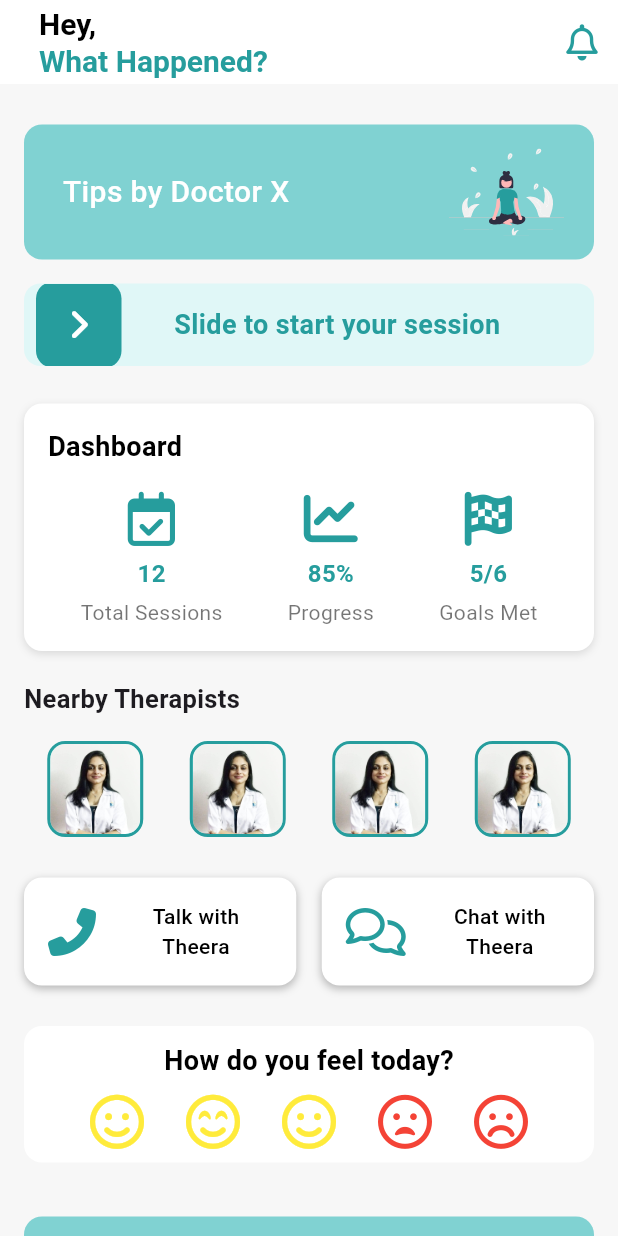
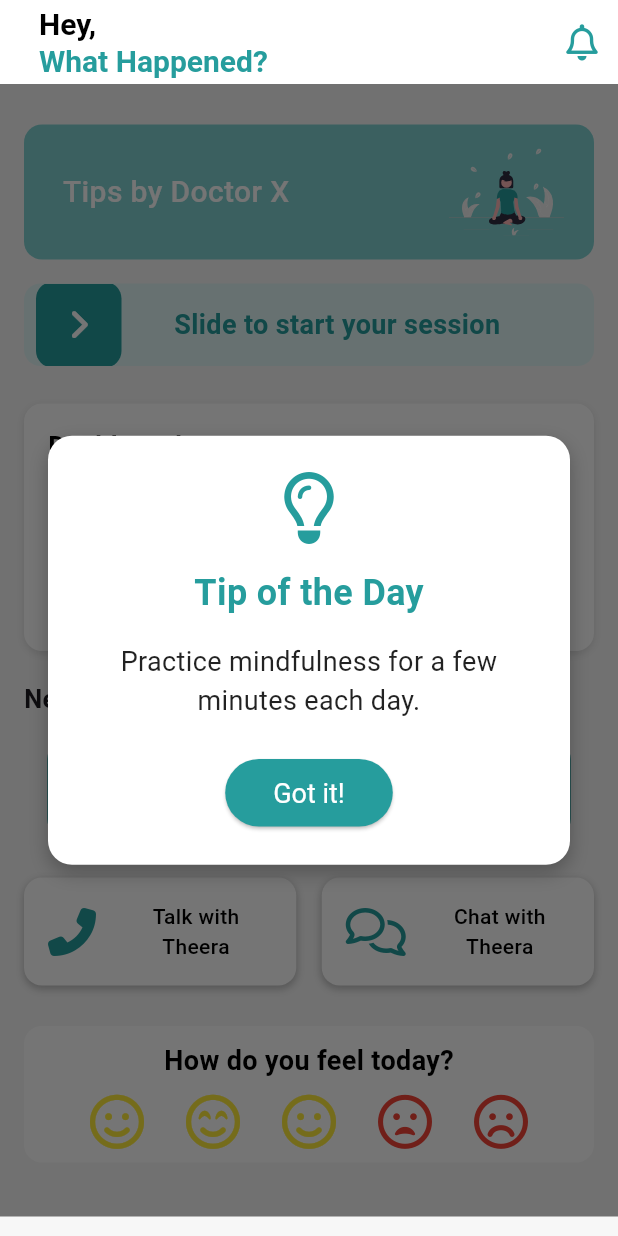
Before and after one commit to Abhxjith/Therapify-App, a Flutter app: the HomePage screen opened directly, after a tap on "Tips by Doctor X", on a phone screen of 412 x 824 dp. Run offline on Flutter 3.47's test engine with Material 3 defaults, Android fonts, the phone set to English and light mode, and no system bars; drawn by our look-alikes of slide_to_act; our stand-ins replace flutter_svg, font_awesome_flutter, google_fonts, smooth_page_indicator.

Commit message:
Tip feature, Rest UI

```diff
--- a/lib/main/home.dart
+++ b/lib/main/home.dart
@@ -4,6 +4,7 @@ import 'package:slide_to_act/slide_to_act.dart';
 import 'package:font_awesome_flutter/font_awesome_flutter.dart';
 import 'package:flutter_svg/flutter_svg.dart';
 import 'dart:async';
+import 'dart:math';
 
 void main() {
   runApp(MyApp());
@@ -46,7 +47,7 @@ class HomePage extends StatefulWidget {
   _HomePageState createState() => _HomePageState();
 }
 
-class _HomePageState extends State<HomePage> {
+class _HomePageState extends State<HomePage> with SingleTickerProviderStateMixin {
   bool _showTip = false;
   String _tip = '';
   final List<String> _tips = [
@@ -56,6 +57,27 @@ class _HomePageState extends State<HomePage> {
     'Take a break and listen to your favorite music.',
     'Practice mindfulness for a few minutes each day.',
   ];
+  late AnimationController _animationController;
+  late Animation<double> _animation;
+
+  @override
+  void initState() {
+    super.initState();
+    _animationController = AnimationController(
+      vsync: this,
+      duration: Duration(milliseconds: 500),
+    );
+    _animation = CurvedAnimation(
+      parent: _animationController,
+      curve: Curves.easeInOut,
+    );
+  }
+
+  @override
+  void dispose() {
+    _animationController.dispose();
+    super.dispose();
+  }
 
   void _showRandomTip() {
     setState(() {
@@ -63,10 +85,13 @@ class _HomePageState extends State<HomePage> {
       _showTip = true;
     });
 
-    Timer(Duration(seconds: 2), () {
+    _animationController.forward(from: 0.0);
+
+    Timer(Duration(seconds: 5), () {
       setState(() {
         _showTip = false;
       });
+      _animationController.reverse();
     });
   }
 
@@ -117,7 +142,9 @@ class _HomePageState extends State<HomePage> {
           ),
         ],
       ),
-      body: SingleChildScrollView(
+      body: Stack(
+        children: [
+          SingleChildScrollView(
             child: Padding(
               padding: const EdgeInsets.all(16.0),
               child: Column(
@@ -279,34 +306,91 @@ class _HomePageState extends State<HomePage> {
                     ],
                   ),
                   SizedBox(height: 20),
-              if (_showTip) ...[
-                AnimatedOpacity(
-                  opacity: _showTip ? 1.0 : 0.0,
-                  duration: Duration(milliseconds: 500),
+                ],
+              ),
+            ),
+          ),
+          if (_showTip)
+            Positioned.fill(
+              child: GestureDetector(
+                onTap: () {
+                  setState(() {
+                    _showTip = false;
+                  });
+                  _animationController.reverse();
+                },
                 child: Container(
-                    padding: EdgeInsets.all(16),
-                    margin: EdgeInsets.only(top: 16),
+                  color: Colors.black54,
+                  child: Center(
+                    child: ScaleTransition(
+                      scale: _animation,
+                      child: Container(
+                        padding: EdgeInsets.all(24),
+                        margin: EdgeInsets.symmetric(horizontal: 32),
                         decoration: BoxDecoration(
-                      color: Color(0xFF80D2D2),
-                      borderRadius: BorderRadius.circular(12),
+                          color: Colors.white,
+                          borderRadius: BorderRadius.circular(16),
+                          boxShadow: [
+                            BoxShadow(
+                              color: Colors.black26,
+                              blurRadius: 10,
+                              offset: Offset(0, 5),
                             ),
-                    child: Center(
-                      child: Text(
+                          ],
+                        ),
+                        child: Column(
+                          mainAxisSize: MainAxisSize.min,
+                          children: [
+                            Icon(
+  FontAwesomeIcons.lightbulb, // Replace with the desired Awesome Font icon
+  color: appTheme.primaryColor,
+  size: 48,
+),
+
+                            SizedBox(height: 16),
+                            Text(
+                              'Tip of the Day',
+                              style: TextStyle(
+                                fontSize: 24,
+                                fontWeight: FontWeight.bold,
+                                color: appTheme.primaryColor,
+                              ),
+                            ),
+                            SizedBox(height: 16),
+                            Text(
                               _tip,
                               style: TextStyle(
-                          color: Colors.white,
-                          fontWeight: FontWeight.w500,
-                          fontSize: 16,
+                                fontSize: 18,
+                                color: Colors.black87,
                               ),
                               textAlign: TextAlign.center,
+                            ),
+                            SizedBox(height: 24),
+                            ElevatedButton(
+                              onPressed: () {
+                                setState(() {
+                                  _showTip = false;
+                                });
+                                _animationController.reverse();
+                              },
+                              child: Text('Got it!'),
+style: ElevatedButton.styleFrom(
+  backgroundColor: Color(0xFF269D9D), // button color
+  foregroundColor: Colors.white, // text color
+  padding: EdgeInsets.symmetric(horizontal: 32, vertical: 12),
+  textStyle: TextStyle(fontSize: 18),
+),
+
+                            ),
+                          ],
+                        ),
+                      ),
+                    ),
                   ),
                 ),
               ),
             ),
         ],
-            ],
-          ),
-        ),
       ),
     );
   }
```
Also changed, not shown: pubspec.yaml (+7 -0 lines), assets/1.png (added), pubspec.lock, 28 other files. Lines whose indentation alone changed are shown as unchanged.
